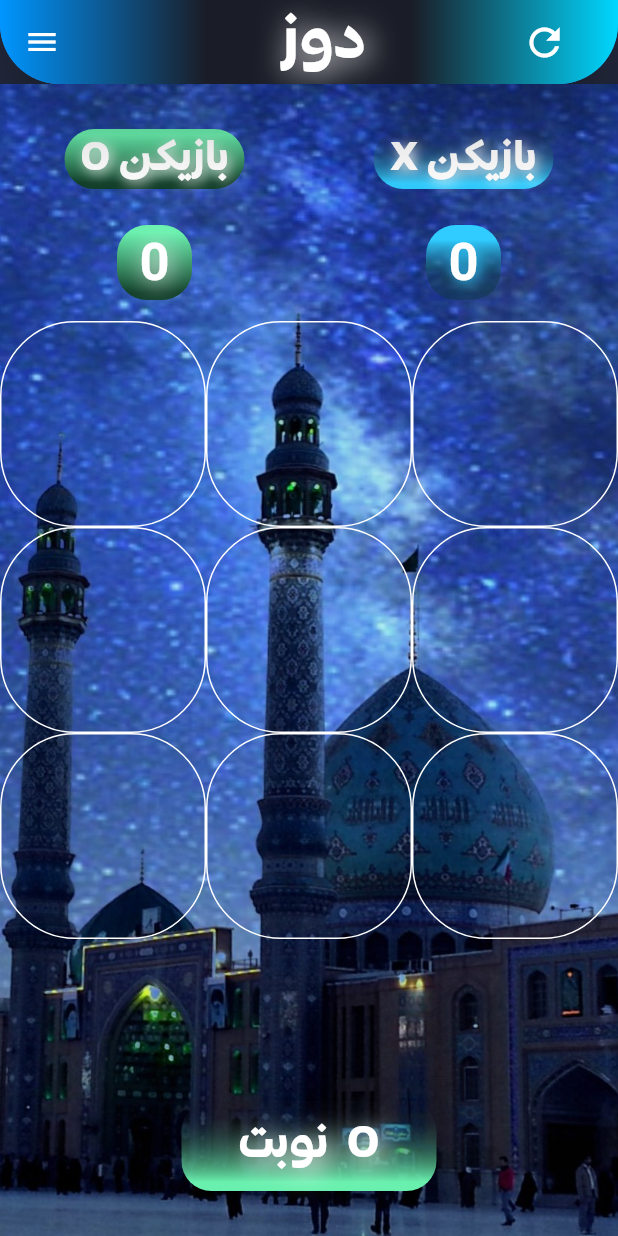
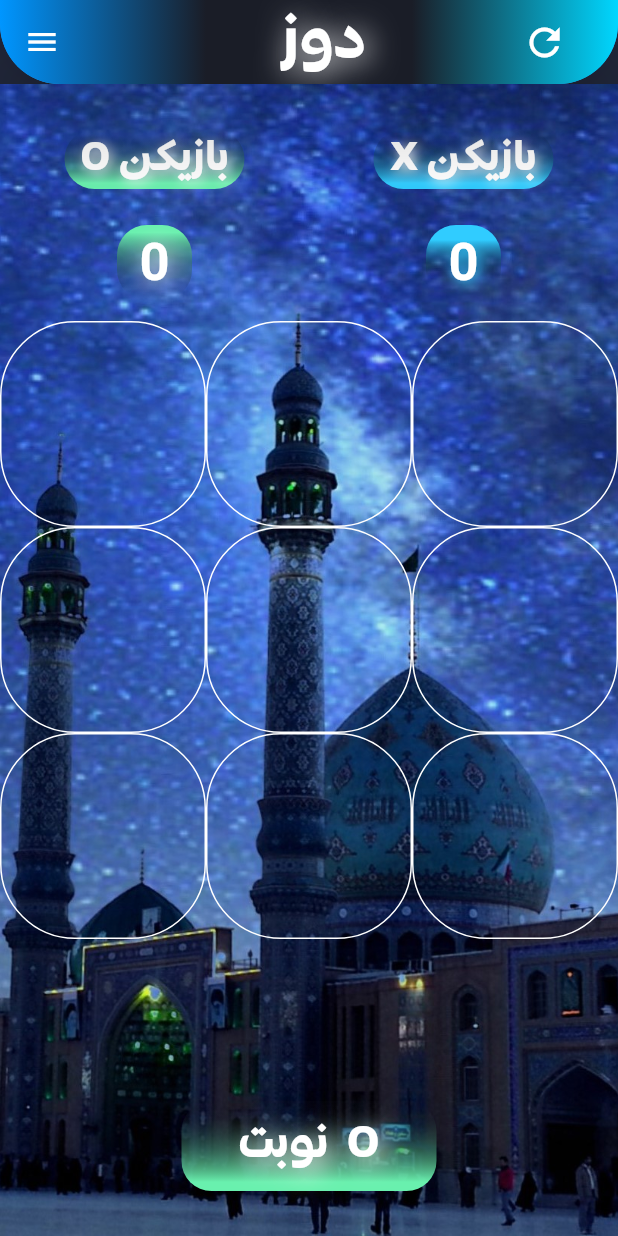
Before and after one commit to amirkhosrwiy/Dooz, a Flutter app: the Home screen opened directly, on a phone screen of 412 x 824 dp. Run offline on Flutter 3.47's test engine with Material 2 defaults, Android fonts, the light colour scheme and no system bars; our stand-ins replace gradient_borders.

Commit message:
Completed Edits in 13:45    1402/2/3

```diff
--- a/lib/screens/home_screen.dart
+++ b/lib/screens/home_screen.dart
@@ -171,7 +171,7 @@ class _HomeState extends State<Home> {
                       "            صفحه دوز شما آماده بازی است  \n\n    برای از سرگیری، بازی مجدد را انتخاب کنید",
                       style: TextStyle(
                         color: Colors.white,
-                        fontSize: 20,
+                        fontSize: 17.5,
                         fontFamily: 'QT',
                         fontWeight: FontWeight.bold,
                         shadows: [
@@ -438,8 +438,8 @@ class _HomeState extends State<Home> {
                         begin: Alignment.topLeft,
                         end: Alignment.bottomLeft,
                         colors: [
+                          Colors.transparent,
                           Colors.greenAccent,
-                          Color.fromARGB(255, 17, 63, 41),
                         ],
                         stops: [
                           0.1,
@@ -479,7 +479,7 @@ class _HomeState extends State<Home> {
                         end: Alignment.bottomLeft,
                         colors: [
                           Colors.greenAccent,
-                          Color.fromARGB(255, 17, 63, 41),
+                          Colors.transparent,
                         ],
                         stops: [
                           0.1,
@@ -524,7 +524,7 @@ class _HomeState extends State<Home> {
                         begin: Alignment.topLeft,
                         end: Alignment.bottomLeft,
                         colors: [
-                          Color(0xff1A1D27).withOpacity(0.1),
+                          Colors.transparent,
                           Color(0xff30CCFF),
                         ],
                         stops: [
@@ -565,7 +565,7 @@ class _HomeState extends State<Home> {
                         end: Alignment.bottomLeft,
                         colors: [
                           Color(0xff30CCFF),
-                          Color.fromARGB(255, 14, 57, 71).withOpacity(0.5),
+                          Colors.transparent,
                         ],
                         stops: [
                           0.2,
```
